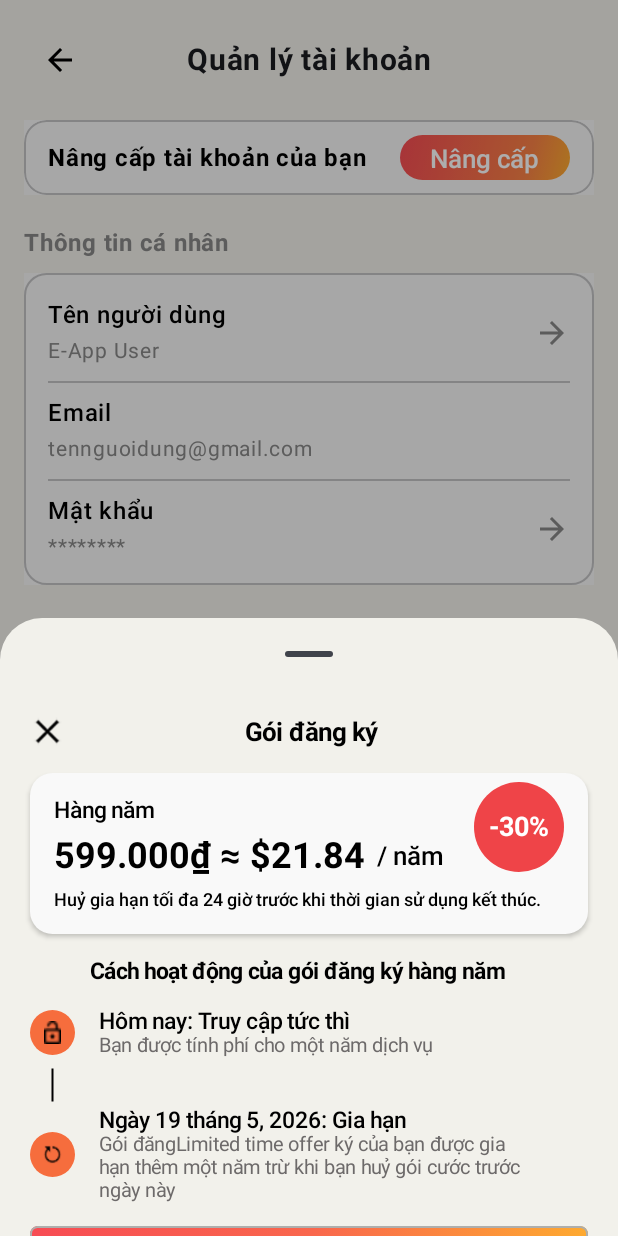
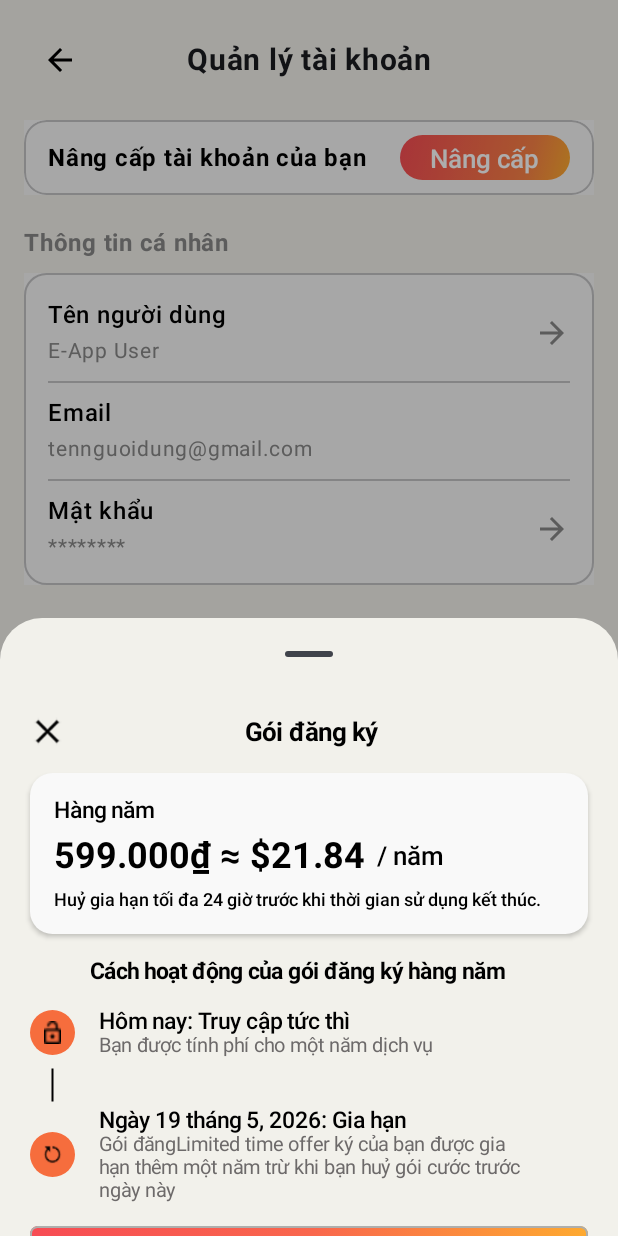
Before and after one commit to karri261/LearnEVocab, an Android app built with Jetpack Compose: the AccountManagementScreen screen opened through its navigation route, after a tap on "Nâng cấp", on a phone screen of 412 x 824 dp. Run offline under Robolectric (Android 15) with nearby library versions, the phone set to English and light mode, and no system bars; our stand-ins replace Firebase (no records; nobody signed in at launch, a user with empty details on screens opened directly); libraries missing offline, so code that uses them is left out: com.github.kittinunf.fuel, com.github.kittinunf.result, com.stripe.android; 6 statements that could not run were skipped.

Commit message:
fix addition bug

```diff
--- a/app/src/main/java/com/example/learningenglishvocab/ui/screen/home/HomeMainScreen.kt
+++ b/app/src/main/java/com/example/learningenglishvocab/ui/screen/home/HomeMainScreen.kt
@@ -655,7 +655,7 @@ fun VocabSetItem(vocabSet: VocabSet, onClick: () -> Unit) {
 
     LaunchedEffect(vocabSet.created_by) {
         val user = userRepository.getUser(vocabSet.created_by)
-        creatorUsername = user?.username ?: "Unknown"
+        creatorUsername = user?.username ?: "E App"
         avatarBase64 = user?.avatar
     }
 
--- a/app/src/main/java/com/example/learningenglishvocab/ui/screen/profile/AccountManagementScreen.kt
+++ b/app/src/main/java/com/example/learningenglishvocab/ui/screen/profile/AccountManagementScreen.kt
@@ -330,20 +330,6 @@ fun AccountManagementScreen(
                             .fillMaxWidth()
                             .padding(16.dp)
                     ) {
-                        Box(
-                            modifier = Modifier
-                                .size(60.dp)
-                                .offset(x = 280.dp, y = (-10).dp)
-                                .clip(CircleShape)
-                                .background(Color(0xFFEF4448)),
-                            contentAlignment = Alignment.Center
-                        ) {
-                            Text(
-                                text = "-30%",
-                                color = Color.White,
-                                style = TextStyle(fontSize = 18.sp, fontWeight = FontWeight.Bold)
-                            )
-                        }
                         Column {
                             Text(
                                 text = "Hàng năm",
```
Also changed, not shown: app/src/main/java/com/example/learningenglishvocab/ui/screen/profile/ProfileMainScreen.kt (+0 -18 lines).
